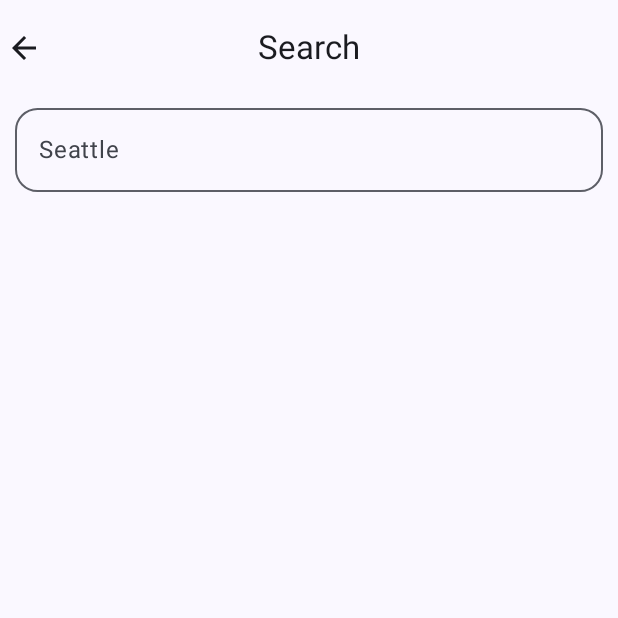
After one commit to Thihazawzaw305/EfficientWeatherApp, an Android app built with Jetpack Compose: the composable SearchScreen shown on its own in the app's theme, on a phone screen of 412 x 824 dp, the top half of it. The commit adds this screen. Run offline under Robolectric (Android 15) with nearby library versions, the phone set to English and light mode, and no system bars; 1 statement that could not run was skipped.

Commit message:
set up Search screen , about, setting and fav

```diff
--- /dev/null
+++ b/app/src/main/java/com/thiha/efficientweatherapp/screens/Search/SearchScreen.kt
@@ -0,0 +1,122 @@
+package com.thiha.efficientweatherapp.screens.Search
+
+import androidx.compose.foundation.layout.Arrangement
+import androidx.compose.foundation.layout.Column
+import androidx.compose.foundation.layout.fillMaxWidth
+import androidx.compose.foundation.layout.padding
+import androidx.compose.foundation.shape.RoundedCornerShape
+import androidx.compose.foundation.text.KeyboardActions
+import androidx.compose.foundation.text.KeyboardOptions
+import androidx.compose.material.icons.Icons
+import androidx.compose.material.icons.automirrored.filled.ArrowBack
+import androidx.compose.material.icons.filled.ArrowBack
+import androidx.compose.material3.ExperimentalMaterial3Api
+import androidx.compose.material3.MaterialTheme
+import androidx.compose.material3.OutlinedTextField
+import androidx.compose.material3.Scaffold
+import androidx.compose.material3.SearchBar
+import androidx.compose.material3.Surface
+import androidx.compose.material3.Text
+import androidx.compose.material3.TextField
+import androidx.compose.material3.TextFieldDefaults
+import androidx.compose.runtime.Composable
+import androidx.compose.runtime.MutableState
+import androidx.compose.runtime.mutableStateOf
+import androidx.compose.runtime.remember
+import androidx.compose.runtime.saveable.rememberSaveable
+import androidx.compose.ui.Alignment
+import androidx.compose.ui.ExperimentalComposeUiApi
+import androidx.compose.ui.Modifier
+import androidx.compose.ui.graphics.Color
+import androidx.compose.ui.platform.LocalSoftwareKeyboardController
+import androidx.compose.ui.text.input.ImeAction
+import androidx.compose.ui.text.input.KeyboardType
+import androidx.compose.ui.unit.dp
+import androidx.navigation.NavController
+import com.thiha.efficientweatherapp.navigation.WeatherScreens
+import com.thiha.efficientweatherapp.widgets.WeatherAppBar
+
+@ExperimentalComposeUiApi
+@Composable
+fun SearchScreen(navController: NavController) {
+    Scaffold(topBar = {
+        WeatherAppBar(
+            title = "Search",
+            navController = navController,
+            icon = Icons.Default.ArrowBack,
+            isMainScreen = false,
+        ){
+            navController.popBackStack()
+        }
+    }) { innerpadding ->
+        Surface(modifier = Modifier.padding(innerpadding)) {
+            Column(verticalArrangement = Arrangement.Center,
+                horizontalAlignment = Alignment.CenterHorizontally) {
+                SearchBar(modifier = Modifier
+                    .fillMaxWidth()
+                    .padding(16.dp)
+                    .align(Alignment.CenterHorizontally)){ mCity ->
+                    navController.navigate(WeatherScreens.MainScreen.name + "/$mCity")
+
+                }
+
+
+
+            }
+
+        }
+
+    }
+
+}
+
+@ExperimentalComposeUiApi
+@Composable
+fun SearchBar(
+    modifier: Modifier = Modifier,
+    onSearch: (String) -> Unit = {}) {
+    val searchQueryState = rememberSaveable { mutableStateOf("") }
+    val keyboardController = LocalSoftwareKeyboardController.current
+    val valid = remember(searchQueryState.value){
+        searchQueryState.value.trim().isNotEmpty()
+    }
+
+    Column {
+        CommonTextField(
+            valueState = searchQueryState,
+            placeholder = "Seattle",
+            onAction = KeyboardActions {
+                if (!valid) return@KeyboardActions
+                onSearch(searchQueryState.value.trim())
+                searchQueryState.value = ""
+                keyboardController?.hide()
+            })
+
+    }
+
+}
+
+@OptIn(ExperimentalMaterial3Api::class)
+@Composable
+fun CommonTextField(valueState: MutableState<String>,
+                    placeholder: String,
+                    keyboardType: KeyboardType = KeyboardType.Text,
+                    imeAction: ImeAction = ImeAction.Next,
+                    onAction: KeyboardActions = KeyboardActions.Default) {
+    OutlinedTextField(
+        value = valueState.value,
+        onValueChange = { valueState.value = it},
+        label = { Text(text = placeholder)},
+        maxLines = 1,
+        singleLine = true,
+        keyboardOptions = KeyboardOptions(keyboardType = keyboardType, imeAction = imeAction),
+        keyboardActions = onAction,
+        colors = TextFieldDefaults.outlinedTextFieldColors(
+            cursorColor = MaterialTheme.colorScheme.onBackground),
+        shape = RoundedCornerShape(15.dp),
+        modifier = Modifier
+            .fillMaxWidth()
+            .padding(start = 10.dp, end = 10.dp))
+
+
+}
--- a/app/src/main/java/com/thiha/efficientweatherapp/screens/splash/SplashScreen.kt
+++ b/app/src/main/java/com/thiha/efficientweatherapp/screens/splash/SplashScreen.kt
@@ -31,6 +31,7 @@ fun SplashScreen(navController: NavController) {
     val scale = remember {
         Animatable(initialValue = 0f)
     }
+    val defaultCity = "Yangon"
 
     LaunchedEffect(key1 = true, block = {
         scale.animateTo(
@@ -42,7 +43,7 @@ fun SplashScreen(navController: NavController) {
 
 delay(1500)
 
-        navController.navigate(WeatherScreens.MainScreen.name){
+        navController.navigate(WeatherScreens.MainScreen.name + "/$defaultCity"){
             popUpTo(WeatherScreens.SplashScreen.name){
                 inclusive = true
             }
```
Also changed, not shown: app/src/main/java/com/thiha/efficientweatherapp/navigation/WeatherNavigation.kt (+22 -3 lines), app/src/main/java/com/thiha/efficientweatherapp/screens/about/AboutScreen.kt (added, +52 -0 lines), app/src/main/java/com/thiha/efficientweatherapp/screens/favourite/FavouriteScreen.kt (added, +7 -0 lines), app/src/main/java/com/thiha/efficientweatherapp/screens/main/MainScreen.kt (+7 -3 lines), app/src/main/java/com/thiha/efficientweatherapp/screens/setting/SettingScreen.kt (added, +7 -0 lines), app/src/main/java/com/thiha/efficientweatherapp/widgets/WeatherAppBar.kt (+117 -12 lines).
